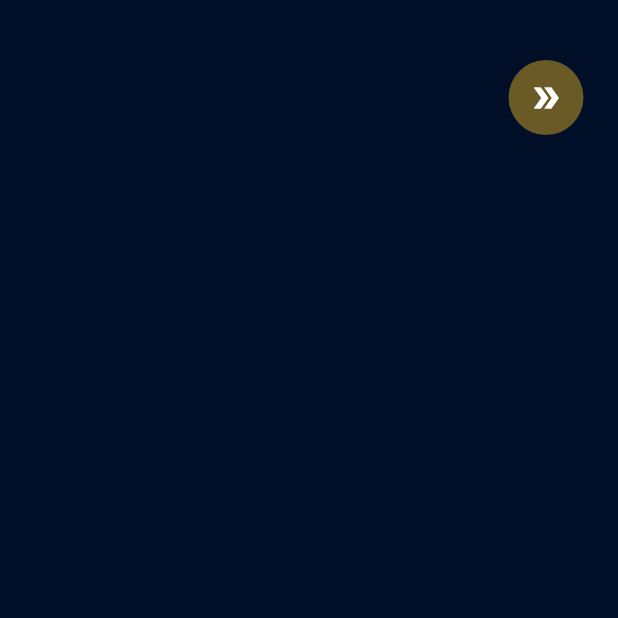
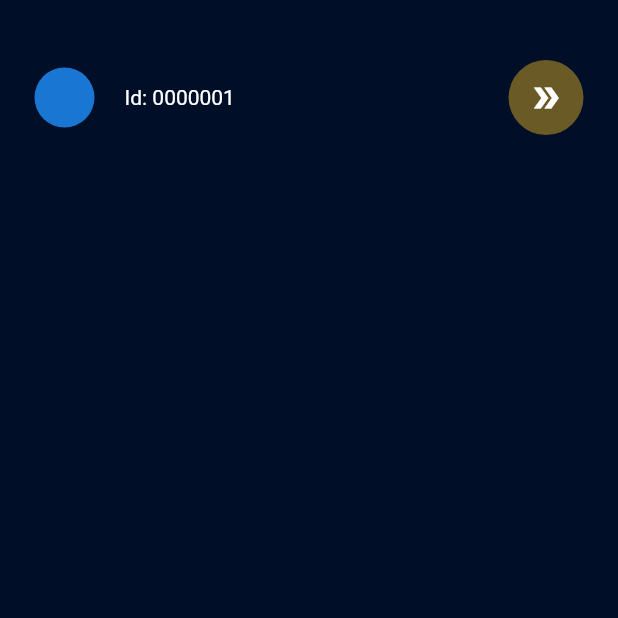
Before and after one commit to Sed-iq/payquicky-app, a Flutter app: the Settings screen opened directly, on a phone screen of 412 x 824 dp, the top half of it. Run offline on Flutter 3.47's test engine with Material 2 defaults, Android fonts, the phone set to English and light mode, and no system bars; our stand-ins replace flutter_animate, icons_plus, material_design_icons_flutter.

Commit message:
Added an update

```diff
--- a/lib/screens/settings.dart
+++ b/lib/screens/settings.dart
@@ -2,6 +2,7 @@ import 'package:flutter/cupertino.dart';
 import 'package:flutter/material.dart';
 import 'package:material_design_icons_flutter/material_design_icons_flutter.dart';
 import 'package:payquicky/components/config.dart';
+import 'package:payquicky/components/txt.dart';
 
 class Settings extends StatefulWidget {
   const Settings({super.key});
@@ -27,7 +28,20 @@ class _SettingsState extends State<Settings> {
               mainAxisAlignment: MainAxisAlignment.spaceBetween,
               children: [
                 Row(
-                  children: [],
+                  children: [
+                    CircleAvatar(),
+                    SizedBox(
+                      width: 20,
+                    ),
+                    Column(
+                      children: [
+                        Padding(
+                          padding: EdgeInsets.symmetric(vertical: 7),
+                          child: Txt(text: "Id: 0000001"),
+                        ),
+                      ],
+                    )
+                  ],
                 ),
                 Ink(
                     width: 50,
```
